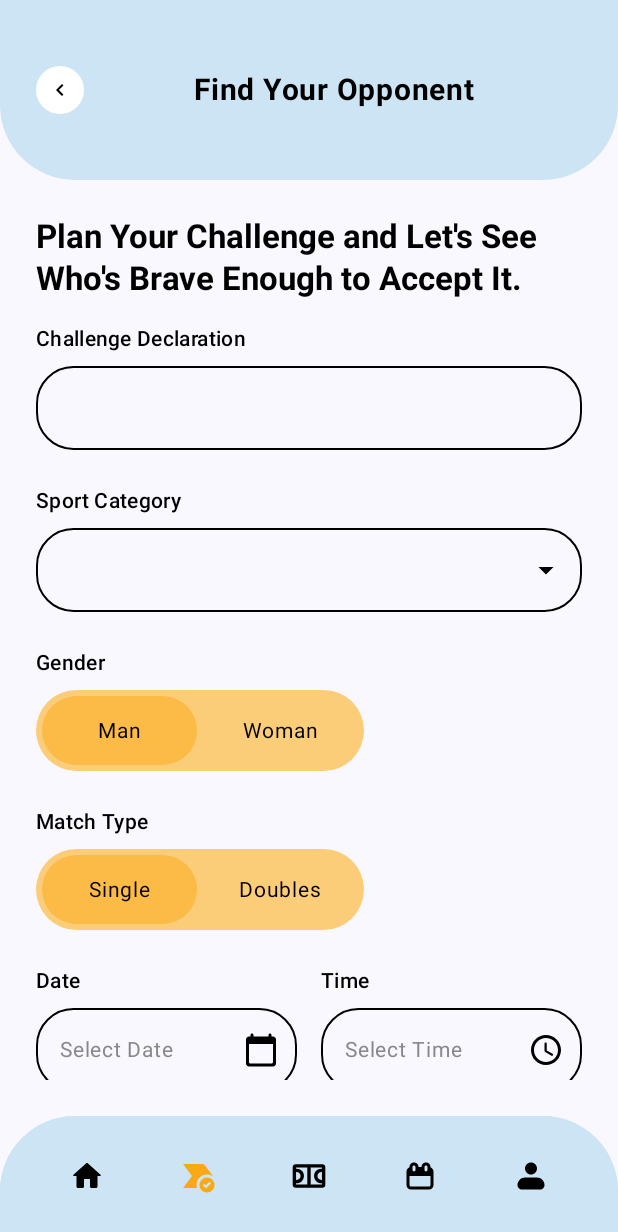
After one commit to MeishaPD/SportSync, an Android app built with Jetpack Compose: the CreateMatchScreen screen opened through its navigation route, on a phone screen of 412 x 824 dp. The commit adds this screen. Shown: the top 1232 px of the screen. Run offline under Robolectric (Android 15) with nearby library versions, the phone set to English and light mode, and no system bars.

Commit message:
feat: add create match screen

```diff
--- a/app/src/main/java/brawijaya/example/sportsync/ui/navigation/Navigation.kt
+++ b/app/src/main/java/brawijaya/example/sportsync/ui/navigation/Navigation.kt
@@ -5,6 +5,7 @@ import androidx.navigation.NavHostController
 import androidx.navigation.compose.NavHost
 import androidx.navigation.compose.composable
 import brawijaya.example.sportsync.ui.screens.auth.AuthScreen
+import brawijaya.example.sportsync.ui.screens.creatematch.CreateMatchScreen
 import brawijaya.example.sportsync.ui.screens.findmatch.FindMatchScreen
 import brawijaya.example.sportsync.ui.screens.gamezone.GameZoneScreen
 import brawijaya.example.sportsync.ui.screens.home.HomeScreen
@@ -15,6 +16,7 @@ sealed class Screen(val route: String) {
     object Auth : Screen("auth")
     object GameZone: Screen("gamezone")
     object FindMatch: Screen("find_match")
+    object CreateMatch: Screen("create_match")
 }
 
 @Composable
@@ -35,5 +37,8 @@ fun AppNavigation(navController: NavHostController) {
         composable(Screen.FindMatch.route) {
             FindMatchScreen(navController = navController)
         }
+        composable(Screen.CreateMatch.route) {
+            CreateMatchScreen(navController = navController)
+        }
     }
 }
--- /dev/null
+++ b/app/src/main/java/brawijaya/example/sportsync/ui/screens/creatematch/CreateMatchScreen.kt
@@ -0,0 +1,435 @@
+package brawijaya.example.sportsync.ui.screens.creatematch
+
+import android.app.DatePickerDialog
+import android.app.TimePickerDialog
+import androidx.compose.foundation.background
+import androidx.compose.foundation.border
+import androidx.compose.foundation.layout.Arrangement
+import androidx.compose.foundation.layout.Box
+import androidx.compose.foundation.layout.Column
+import androidx.compose.foundation.layout.Row
+import androidx.compose.foundation.layout.Spacer
+import androidx.compose.foundation.layout.fillMaxSize
+import androidx.compose.foundation.layout.fillMaxWidth
+import androidx.compose.foundation.layout.height
+import androidx.compose.foundation.layout.heightIn
+import androidx.compose.foundation.layout.padding
+import androidx.compose.foundation.layout.size
+import androidx.compose.foundation.shape.CircleShape
+import androidx.compose.foundation.shape.RoundedCornerShape
+import androidx.compose.material.icons.Icons
+import androidx.compose.material.icons.automirrored.outlined.KeyboardArrowLeft
+import androidx.compose.material.icons.rounded.CalendarToday
+import androidx.compose.material.icons.rounded.AccessTime
+import androidx.compose.material3.Icon
+import androidx.compose.material3.IconButton
+import androidx.compose.material3.Scaffold
+import androidx.compose.material3.Surface
+import androidx.compose.material3.Text
+import androidx.compose.runtime.Composable
+import androidx.compose.ui.Alignment
+import androidx.compose.ui.Modifier
+import androidx.compose.ui.graphics.Color
+import androidx.compose.ui.text.font.FontWeight
+import androidx.compose.ui.text.style.TextAlign
+import androidx.compose.ui.unit.dp
+import androidx.compose.ui.unit.sp
+import androidx.navigation.NavController
+import brawijaya.example.sportsync.ui.components.BottomNavigation
+import brawijaya.example.sportsync.ui.navigation.Screen
+import androidx.compose.foundation.clickable
+import androidx.compose.foundation.rememberScrollState
+import androidx.compose.foundation.verticalScroll
+import androidx.compose.material3.Button
+import androidx.compose.material3.ButtonDefaults
+import androidx.compose.material3.OutlinedTextField
+import androidx.compose.material3.OutlinedTextFieldDefaults
+import androidx.compose.runtime.getValue
+import androidx.compose.runtime.mutableStateOf
+import androidx.compose.runtime.remember
+import androidx.compose.runtime.setValue
+import androidx.compose.material.icons.filled.ArrowDropDown
+import androidx.compose.material3.DropdownMenu
+import androidx.compose.material3.DropdownMenuItem
+import androidx.compose.material3.MaterialTheme
+import androidx.compose.ui.text.TextStyle
+import androidx.compose.ui.platform.LocalContext
+import brawijaya.example.sportsync.ui.screens.creatematch.components.GenderTypeSwitch
+import java.util.Calendar
+import java.text.SimpleDateFormat
+import java.util.Locale
+
+@Composable
+fun CreateMatchScreen(
+    navController: NavController
+) {
+    Scaffold(
+        topBar = {
+            Surface(
+                shape = RoundedCornerShape(bottomStart = 50.dp, bottomEnd = 50.dp),
+                color = Color(0xFFCDE4F4),
+            ) {
+                Row(
+                    modifier = Modifier
+                        .fillMaxWidth()
+                        .heightIn(min = 120.dp)
+                        .padding(24.dp),
+                    horizontalArrangement = Arrangement.SpaceBetween,
+                    verticalAlignment = Alignment.CenterVertically
+                ) {
+                    IconButton(
+                        onClick = { },
+                        modifier = Modifier
+                            .size(32.dp)
+                            .background(Color.White, CircleShape)
+                            .padding(8.dp)
+                    ) {
+                        Icon(
+                            imageVector = Icons.AutoMirrored.Outlined.KeyboardArrowLeft,
+                            contentDescription = "Search",
+                            tint = Color.Black
+                        )
+                    }
+                    Text(
+                        text = "Find Your Opponent",
+                        fontSize = 20.sp,
+                        fontWeight = FontWeight.Bold,
+                        textAlign = TextAlign.Center,
+                        color = Color.Black,
+                        modifier = Modifier.fillMaxWidth()
+                    )
+                    Box(
+                        modifier = Modifier
+                            .size(24.dp),
+                        contentAlignment = Alignment.TopEnd,
+                    ) {}
+                }
+            }
+        },
+        bottomBar = {
+            BottomNavigation(
+                currentRoute = Screen.FindMatch.route,
+                onNavigate = { route ->
+                    navController.navigate(route) {
+                        popUpTo(navController.graph.startDestinationId)
+                        launchSingleTop = true
+                    }
+                }
+            )
+        }
+    ) { innerPadding ->
+        Box(
+            modifier = Modifier
+                .fillMaxSize()
+                .padding(innerPadding)
+        ) {
+            CreateMatchContent()
+        }
+    }
+}
+
+@Composable
+fun CreateMatchContent() {
+    var challengeDeclaration by remember { mutableStateOf("") }
+    var sportCategory by remember { mutableStateOf("") }
+    var selectedGender by remember { mutableStateOf("Man") }
+    var selectedMatchType by remember { mutableStateOf("Single") }
+    var selectedDate by remember { mutableStateOf("") }
+    var selectedTime by remember { mutableStateOf("") }
+    var description by remember { mutableStateOf("") }
+    var sportDropdownExpanded by remember { mutableStateOf(false) }
+
+    val sportCategories =
+        listOf("Football", "Basketball", "Tennis", "Badminton", "Volleyball", "Table Tennis")
+
+    val context = LocalContext.current
+    val calendar = Calendar.getInstance()
+
+    val datePickerDialog = DatePickerDialog(
+        context,
+        { _, year, month, dayOfMonth ->
+            val selectedCalendar = Calendar.getInstance().apply {
+                set(year, month, dayOfMonth)
+            }
+            val dateFormat = SimpleDateFormat("dd/MM/yyyy", Locale.getDefault())
+            selectedDate = dateFormat.format(selectedCalendar.time)
+        },
+        calendar.get(Calendar.YEAR),
+        calendar.get(Calendar.MONTH),
+        calendar.get(Calendar.DAY_OF_MONTH)
+    )
+
+    val timePickerDialog = TimePickerDialog(
+        context,
+        { _, hourOfDay, minute ->
+            val timeFormat = SimpleDateFormat("HH:mm", Locale.getDefault())
+            val timeCalendar = Calendar.getInstance().apply {
+                set(Calendar.HOUR_OF_DAY, hourOfDay)
+                set(Calendar.MINUTE, minute)
+            }
+            selectedTime = timeFormat.format(timeCalendar.time)
+        },
+        calendar.get(Calendar.HOUR_OF_DAY),
+        calendar.get(Calendar.MINUTE),
+        true
+    )
+
+    Column(
+        modifier = Modifier
+            .fillMaxSize()
+            .padding(24.dp)
+            .verticalScroll(rememberScrollState()),
+        verticalArrangement = Arrangement.spacedBy(16.dp)
+    ) {
+        Text(
+            text = "Plan Your Challenge and Let's See Who's Brave Enough to Accept It.",
+            style = MaterialTheme.typography.titleLarge,
+            fontWeight = FontWeight.Bold,
+            color = Color.Black,
+            lineHeight = 28.sp
+        )
+
+        Column(
+            modifier = Modifier.padding(bottom = 8.dp)
+        ) {
+            Text(
+                text = "Challenge Declaration",
+                style = MaterialTheme.typography.bodyMedium,
+                fontWeight = FontWeight.Medium,
+                color = Color.Black
+            )
+            OutlinedTextField(
+                value = challengeDeclaration,
+                onValueChange = { challengeDeclaration = it },
+                modifier = Modifier
+                    .fillMaxWidth()
+                    .padding(top = 8.dp),
+                shape = RoundedCornerShape(25.dp),
+                textStyle = TextStyle(fontSize = 14.sp),
+                singleLine = true,
+                colors = OutlinedTextFieldDefaults.colors(
+                    unfocusedBorderColor = Color.Black,
+                    focusedBorderColor = Color.Black
+                )
+            )
+        }
+
+        Column(
+            modifier = Modifier.padding(bottom = 8.dp)
+        ) {
+            Text(
+                text = "Sport Category",
+                style = MaterialTheme.typography.bodyMedium,
+                fontWeight = FontWeight.Medium,
+                color = Color.Black
+            )
+
+            Box(
+                modifier = Modifier.padding(top = 8.dp)
+            ) {
+                OutlinedTextField(
+                    value = sportCategory,
+                    onValueChange = {},
+                    modifier = Modifier.fillMaxWidth(),
+                    shape = RoundedCornerShape(25.dp),
+                    textStyle = TextStyle(fontSize = 14.sp),
+                    readOnly = true,
+                    trailingIcon = {
+                        Icon(
+                            imageVector = Icons.Default.ArrowDropDown,
+                            contentDescription = "Select Sport",
+                            tint = Color.Black
+                        )
+                    },
+                    colors = OutlinedTextFieldDefaults.colors(
+                        unfocusedBorderColor = Color.Black,
+                        focusedBorderColor = Color.Black
+                    )
+                )
+
+                Box(
+                    modifier = Modifier
+                        .matchParentSize()
+                        .clickable { sportDropdownExpanded = true }
+                ) {}
+
+                DropdownMenu(
+                    expanded = sportDropdownExpanded,
+                    onDismissRequest = { sportDropdownExpanded = false }
+                ) {
+                    sportCategories.forEach { sport ->
+                        DropdownMenuItem(
+                            text = { Text(sport) },
+                            onClick = {
+                                sportCategory = sport
+                                sportDropdownExpanded = false
+                            }
+                        )
+                    }
+                }
+            }
+        }
+
+        Column(
+            modifier = Modifier.padding(bottom = 8.dp)
+        ) {
+            Text(
+                text = "Gender",
+                style = MaterialTheme.typography.bodyMedium,
+                fontWeight = FontWeight.Medium,
+                color = Color.Black
+            )
+
+            GenderTypeSwitch(
+                options = listOf("Man", "Woman"),
+                selectedOption = selectedGender,
+                onOptionSelected = { selectedGender = it },
+                modifier = Modifier.padding(top = 8.dp)
+            )
+        }
+
+        Column(
+            modifier = Modifier.padding(bottom = 8.dp)
+        ) {
+            Text(
+                text = "Match Type",
+                style = MaterialTheme.typography.bodyMedium,
+                fontWeight = FontWeight.Medium,
+                color = Color.Black
+            )
+
+            GenderTypeSwitch(
+                options = listOf("Single", "Doubles"),
+                selectedOption = selectedMatchType,
+                onOptionSelected = { selectedMatchType = it },
+                modifier = Modifier.padding(top = 8.dp)
+            )
+        }
+
+        Row(
+            modifier = Modifier.fillMaxWidth(),
+            horizontalArrangement = Arrangement.spacedBy(16.dp)
+        ) {
+            Column(
+                modifier = Modifier.weight(1f)
+            ) {
+                Text(
+                    text = "Date",
+                    style = MaterialTheme.typography.bodyMedium,
+                    fontWeight = FontWeight.Medium,
+                    color = Color.Black
+                )
+                OutlinedTextField(
+                    value = selectedDate,
+                    onValueChange = {},
+                    modifier = Modifier
+                        .fillMaxWidth()
+                        .padding(top = 8.dp),
+                    shape = RoundedCornerShape(25.dp),
+                    textStyle = TextStyle(fontSize = 14.sp),
+                    readOnly = true,
+                    placeholder = { Text("Select Date", fontSize = 14.sp, color = Color.Gray) },
+                    trailingIcon = {
+                        Icon(
+                            imageVector = Icons.Rounded.CalendarToday,
+                            contentDescription = "Select Date",
+                            tint = Color.Black,
+                            modifier = Modifier.clickable {
+                                datePickerDialog.show()
+                            }
+                        )
+                    },
+                    colors = OutlinedTextFieldDefaults.colors(
+                        unfocusedBorderColor = Color.Black,
+                        focusedBorderColor = Color.Black
+                    )
+                )
+            }
+
+            Column(
+                modifier = Modifier.weight(1f)
+            ) {
+                Text(
+                    text = "Time",
+                    style = MaterialTheme.typography.bodyMedium,
+                    fontWeight = FontWeight.Medium,
+                    color = Color.Black
+                )
+                OutlinedTextField(
+                    value = selectedTime,
+                    onValueChange = {},
+                    modifier = Modifier
+                        .fillMaxWidth()
+                        .padding(top = 8.dp),
+                    shape = RoundedCornerShape(25.dp),
+                    textStyle = TextStyle(fontSize = 14.sp),
+                    readOnly = true,
+                    placeholder = { Text("Select Time", fontSize = 14.sp, color = Color.Gray) },
+                    trailingIcon = {
+                        Icon(
+                            imageVector = Icons.Rounded.AccessTime,
+                            contentDescription = "Select Time",
+                            tint = Color.Black,
+                            modifier = Modifier.clickable {
+                                timePickerDialog.show()
+                            }
+                        )
+                    },
+                    colors = OutlinedTextFieldDefaults.colors(
+                        unfocusedBorderColor = Color.Black,
+                        focusedBorderColor = Color.Black
+                    )
+                )
+            }
+        }
+
+        Column(
+            modifier = Modifier.padding(bottom = 8.dp)
+        ) {
+            Text(
+                text = "Description",
+                style = MaterialTheme.typography.bodyMedium,
+                fontWeight = FontWeight.Medium,
+                color = Color.Black
+            )
+            OutlinedTextField(
+                value = description,
+                onValueChange = { description = it },
+                modifier = Modifier
+                    .fillMaxWidth()
+                    .height(120.dp)
+                    .padding(top = 8.dp),
+                shape = RoundedCornerShape(15.dp),
+                textStyle = TextStyle(fontSize = 14.sp),
+                colors = OutlinedTextFieldDefaults.colors(
+                    unfocusedBorderColor = Color.Black,
+                    focusedBorderColor = Color.Black
+                )
+            )
+        }
+
+        Spacer(modifier = Modifier.weight(1f))
+
+        Button(
+            onClick = { },
+            modifier = Modifier
+                .fillMaxWidth()
+                .height(48.dp).border(
+                    width = 1.dp,
+                    color = Color.Black,
+                    shape = RoundedCornerShape(28.dp)
+                ),
+            shape = RoundedCornerShape(28.dp),
+            colors = ButtonDefaults.buttonColors(
+                containerColor = Color(0xFFFBBB46)
+            )
+        ) {
+            Text(
+                text = "Confirm",
+                fontSize = 18.sp,
+                fontWeight = FontWeight.Bold,
+                color = Color.Black
+            )
+        }
+    }
+}
--- /dev/null
+++ b/app/src/main/java/brawijaya/example/sportsync/ui/screens/creatematch/components/GenderTypeSwitch.kt
@@ -0,0 +1,64 @@
+package brawijaya.example.sportsync.ui.screens.creatematch.components
+
+import androidx.compose.foundation.background
+import androidx.compose.foundation.clickable
+import androidx.compose.foundation.layout.Arrangement
+import androidx.compose.foundation.layout.Box
+import androidx.compose.foundation.layout.Row
+import androidx.compose.foundation.layout.fillMaxWidth
+import androidx.compose.foundation.layout.height
+import androidx.compose.foundation.layout.padding
+import androidx.compose.foundation.shape.RoundedCornerShape
+import androidx.compose.material3.Text
+import androidx.compose.runtime.Composable
+import androidx.compose.ui.Alignment
+import androidx.compose.ui.Modifier
+import androidx.compose.ui.draw.clip
+import androidx.compose.ui.graphics.Color
+import androidx.compose.ui.unit.dp
+import androidx.compose.ui.unit.sp
+
+@Composable
+fun GenderTypeSwitch(
+    options: List<String>,
+    selectedOption: String,
+    onOptionSelected: (String) -> Unit,
+    modifier: Modifier = Modifier
+) {
+    Box(
+        modifier = modifier
+            .clip(RoundedCornerShape(50.dp))
+            .height(54.dp)
+            .fillMaxWidth(0.6f)
+            .background(Color(0xFFFCCD78)),
+        contentAlignment = Alignment.Center
+    ) {
+        Row(
+            verticalAlignment = Alignment.CenterVertically,
+            horizontalArrangement = Arrangement.spacedBy(4.dp),
+            modifier = Modifier.padding(horizontal = 4.dp)
+        ) {
+            options.forEach { option ->
+                Box(
+                    modifier = Modifier
+                        .weight(1f)
+                        .clip(RoundedCornerShape(50.dp))
+                        .height(46.dp)
+                        .background(
+                            if (selectedOption == option) Color(0xFFFBBB46) else Color.Transparent
+                        )
+                        .clickable {
+                            onOptionSelected(option)
+                        },
+                    contentAlignment = Alignment.Center
+                ) {
+                    Text(
+                        text = option,
+                        fontSize = 14.sp,
+                        color = Color.Black
+                    )
+                }
+            }
+        }
+    }
+}
--- a/app/src/main/java/brawijaya/example/sportsync/ui/screens/findmatch/FindMatchScreen.kt
+++ b/app/src/main/java/brawijaya/example/sportsync/ui/screens/findmatch/FindMatchScreen.kt
@@ -123,14 +123,18 @@ fun FindMatchScreen(
                 .fillMaxSize()
                 .padding(innerPadding)
         ) {
-            FindMatchContent()
+            FindMatchContent(
+                navController = navController
+            )
         }
     }
 }
 
 @OptIn(ExperimentalMaterial3Api::class)
 @Composable
-fun FindMatchContent() {
+fun FindMatchContent(
+    navController: NavController
+) {
     Column(
         modifier = Modifier
             .fillMaxSize()
@@ -172,7 +176,7 @@ fun FindMatchContent() {
             contentAlignment = Alignment.BottomEnd
         ) {
             FloatingActionButton(
-                onClick = { },
+                onClick = { navController.navigate(Screen.CreateMatch.route) },
                 containerColor = Color(0xFFFBBB46),
                 modifier = Modifier.size(64.dp).clip(CircleShape)
             ) {
```
